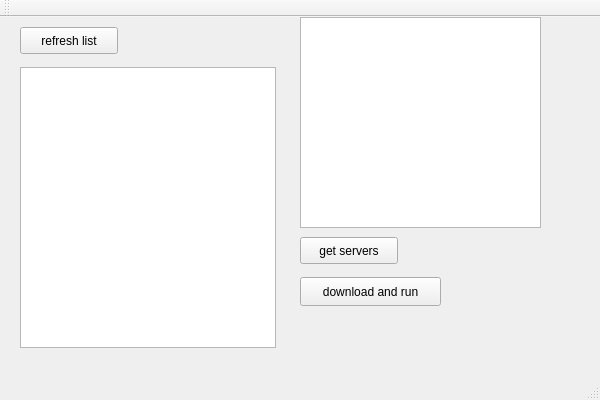
First picture: the form in MainClient/gui/mainwindow.ui, repository stareven/Dlut-Game-Platform, before the edit.
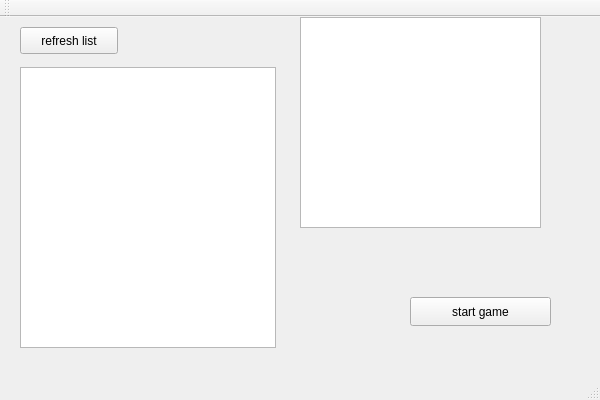
Second picture: the form after the edit.

Commit message: update ui of start game on MainClient

```diff
--- a/MainClient/gui/mainwindow.ui
+++ b/MainClient/gui/mainwindow.ui
@@ -50,27 +50,14 @@
    <widget class="QPushButton" name="btn_get_servers">
     <property name="geometry">
      <rect>
-      <x>300</x>
-      <y>220</y>
-      <width>98</width>
-      <height>27</height>
-     </rect>
-    </property>
-    <property name="text">
-     <string>get servers</string>
-    </property>
-   </widget>
-   <widget class="QPushButton" name="btn_download_run">
-    <property name="geometry">
-     <rect>
-      <x>300</x>
-      <y>260</y>
+      <x>410</x>
+      <y>280</y>
       <width>141</width>
       <height>29</height>
      </rect>
     </property>
     <property name="text">
-     <string>download and run</string>
+     <string>start game</string>
     </property>
    </widget>
   </widget>
```
Left out of the diff: 2 changed lines with no effect on the pictures. The commit also changes 10 other files.
